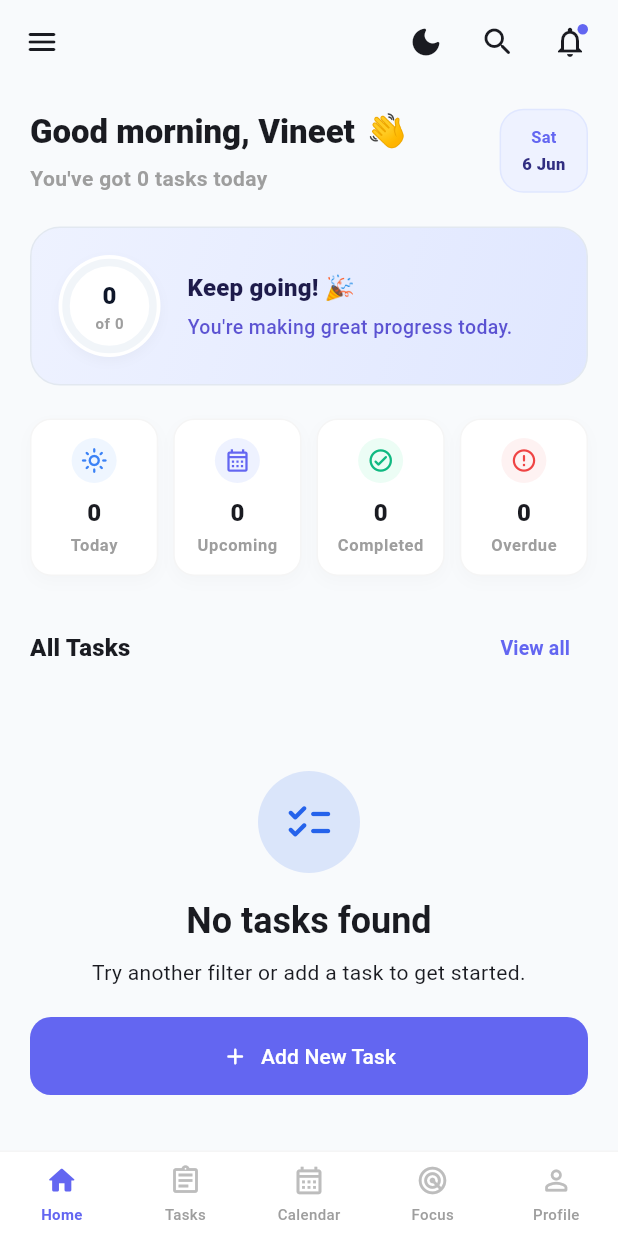
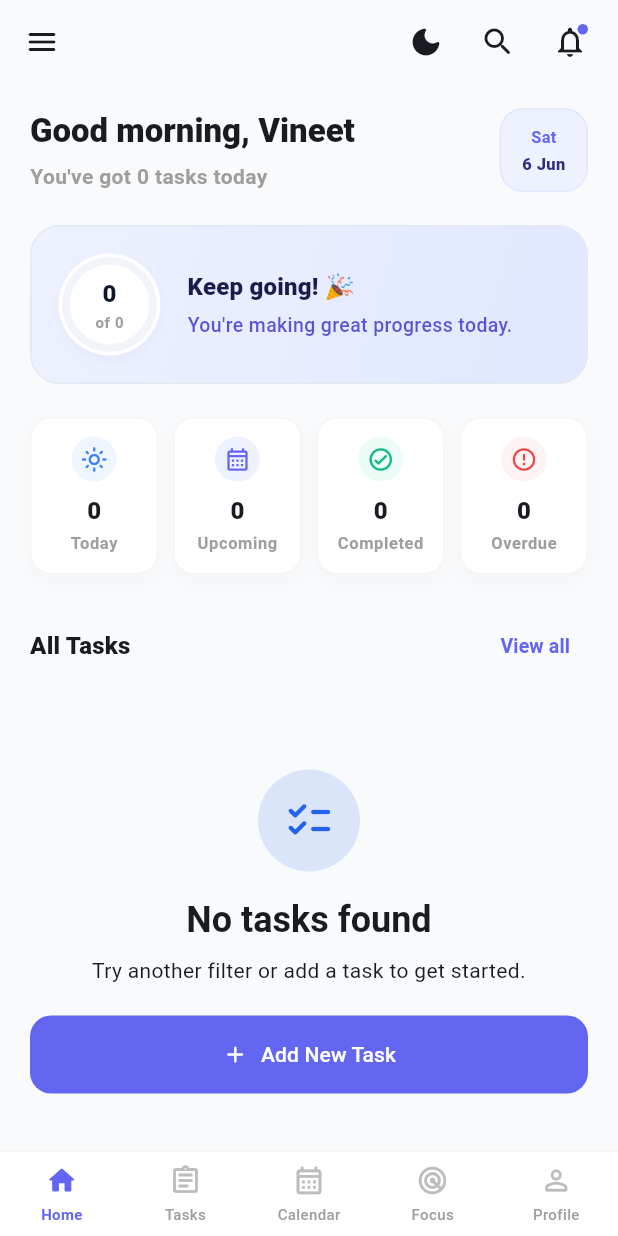
Before and after one commit to vineetsinghabcd321/todo_app, a Flutter app: the screen it shows after launch, on a phone screen of 412 x 824 dp. Run offline on Flutter 3.47's test engine with Material 3 defaults, Android fonts, the phone set to English and light mode, and no system bars; our stand-ins replace hive, hive_flutter; accounts and stored records are empty.

Commit message:
update few things

```diff
--- a/lib/views/home/home_screen.dart
+++ b/lib/views/home/home_screen.dart
@@ -11,14 +11,22 @@ import '../task/add_edit_task_screen.dart';
 import '../profile/profile_screen.dart';
 
 class HomeScreen extends StatefulWidget {
-  const HomeScreen({super.key});
+  const HomeScreen({super.key, this.initialIndex = 0});
+
+  final int initialIndex;
 
   @override
   State<HomeScreen> createState() => _HomeScreenState();
 }
 
 class _HomeScreenState extends State<HomeScreen> {
-  int _currentIndex = 0;
+  late int _currentIndex;
+
+  @override
+  void initState() {
+    super.initState();
+    _currentIndex = widget.initialIndex;
+  }
 
   Future<void> _openAddTaskSheet(BuildContext context) {
     return showModalBottomSheet<void>(
@@ -229,8 +237,6 @@ class _HomeScreenState extends State<HomeScreen> {
                                 ),
                               ),
                             ),
-                            const SizedBox(width: 6),
-                            const Text('👋', style: TextStyle(fontSize: 22)),
                           ],
                         ),
                         const SizedBox(height: 6),
--- a/pubspec.yaml
+++ b/pubspec.yaml
@@ -65,6 +65,7 @@ flutter:
   # To add assets to your application, add an assets section, like this:
   assets:
     - assets/images/splash_screen.jpg
+    - assets/screenshot/
   #   - images/a_dot_burr.jpeg
   #   - images/a_dot_ham.jpeg
 
```
Also changed, not shown: lib/views/profile/profile_screen.dart (+5 -9 lines), 9 other files.
